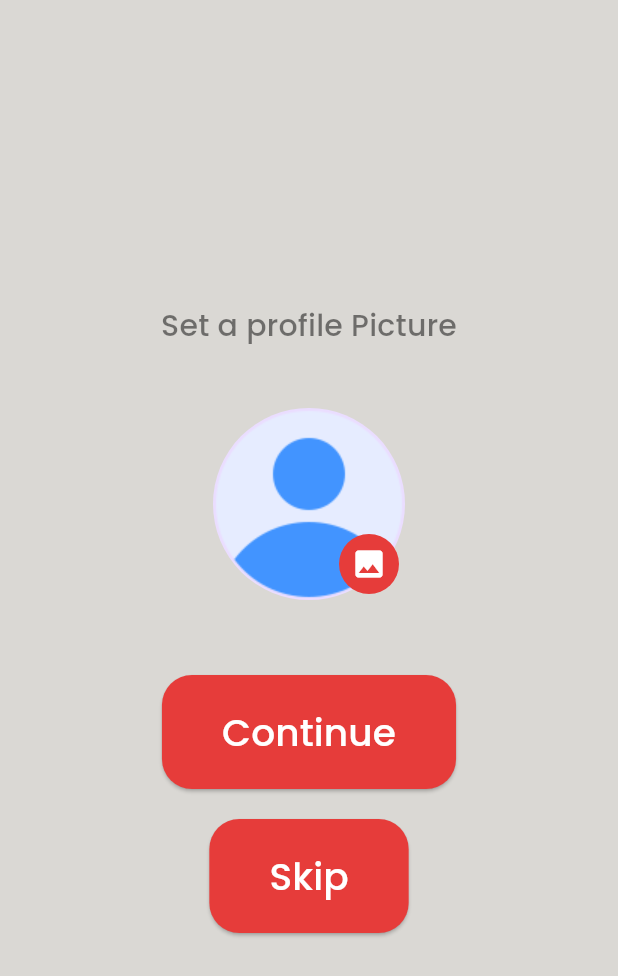
After one commit to OmarHisham2/Hedieaty, a Flutter app: the SignUpProfile screen opened directly, on a phone screen of 412 x 824 dp. The commit adds this screen. Shown: the top 976 px of the screen. Run offline on Flutter 3.47's test engine with Material 3 defaults, Android fonts, the phone set to English and light mode, and no system bars; our stand-ins replace cached_network_image, firebase_auth, firebase_core, google_fonts, image_picker, sqflite; accounts and stored records are empty; network calls fail.

```diff
--- a/lib/main.dart
+++ b/lib/main.dart
@@ -2,6 +2,7 @@ import 'package:firebase_core/firebase_core.dart';
 import 'package:flutter/material.dart';
 import 'package:hedieaty2/screens/Intro/login.dart';
 import 'package:hedieaty2/screens/Intro/sign_up.dart';
+import 'package:hedieaty2/screens/Intro/sign_up2.dart';
 import 'package:hedieaty2/screens/Intro/welcome_screen.dart';
 import 'package:hedieaty2/screens/add_new_gift.dart';
 import 'package:hedieaty2/screens/home_screen.dart';
@@ -54,6 +55,7 @@ class _MyAppState extends State<MyApp> {
         debugShowCheckedModeBanner: false,
         title: 'Hedieaty',
         routes: {
+          '/welcome': (context) => WelcomeScreen(),
           '/signup': (context) => RegisterScreen(),
           '/login': (context) => LoginScreen(),
           '/home': (context) => const HomeScreen(),
@@ -64,7 +66,7 @@ class _MyAppState extends State<MyApp> {
         theme: lightTheme,
         darkTheme: darkTheme,
         themeMode: ThemeMode.system,
-        home: const WelcomeScreen(),
+        home: const HomeScreen(),
       ),
     );
   }
--- /dev/null
+++ b/lib/screens/Intro/sign_up2.dart
@@ -0,0 +1,73 @@
+import 'dart:typed_data';
+
+import 'package:flutter/material.dart';
+import 'package:hedieaty2/utils/helper_widgets.dart';
+import 'package:image_picker/image_picker.dart';
+
+class SignUpProfile extends StatefulWidget {
+  const SignUpProfile({super.key});
+
+  @override
+  State<SignUpProfile> createState() => _SignUpProfileState();
+}
+
+class _SignUpProfileState extends State<SignUpProfile> {
+  Uint8List? _image;
+
+  void _selectImage() async {
+    Uint8List? img = await pickImage(ImageSource.gallery);
+    setState(() {
+      _image = img;
+    });
+  }
+
+  @override
+  Widget build(BuildContext context) {
+    return Scaffold(
+      body: Center(
+        child: Column(
+          mainAxisAlignment: MainAxisAlignment.center,
+          children: [
+            Text(
+              'Set a profile Picture',
+              style: Theme.of(context).textTheme.titleMedium,
+            ),
+            addVerticalSpace(40),
+            Container(
+              child: Stack(children: [
+                _image != null
+                    ? CircleAvatar(
+                        radius: 64,
+                        backgroundImage: MemoryImage(_image!),
+                      )
+                    : CircleAvatar(
+                        radius: 64,
+                        backgroundImage:
+                            AssetImage('assets/images/profile.png'),
+                      ),
+                Positioned(
+                  bottom: 0,
+                  left: 80,
+                  child: IconButton(
+                    onPressed: _selectImage,
+                    icon: Icon(Icons.image),
+                  ),
+                )
+              ]),
+            ),
+            addVerticalSpace(50),
+            ElevatedButton(
+              onPressed: () {},
+              child: Text('Continue'),
+            ),
+            addVerticalSpace(20),
+            ElevatedButton(
+              onPressed: () {},
+              child: Text('Skip'),
+            )
+          ],
+        ),
+      ),
+    );
+  }
+}
```
Also changed, not shown: lib/components/gift_item.dart (+18 -5 lines), lib/database/events_db.dart (added, +36 -0 lines), lib/database/friends_db.dart (added, +54 -0 lines), lib/database/gifts_db.dart (added, +46 -0 lines), lib/database/users_db.dart (+20 -9 lines), lib/screens/Intro/login.dart (+13 -2 lines), lib/screens/Intro/sign_up.dart (+22 -7 lines), lib/screens/add_new_event.dart (+24 -4 lines), lib/screens/add_new_gift.dart (+3 -6 lines), lib/screens/home_screen.dart (+11 -12 lines), lib/screens/profile_screen.dart (+7 -3 lines), lib/utils/helper_widgets.dart (+12 -0 lines), pubspec.yaml (+5 -2 lines), assets/images/imageFailed.png (added), 1 more files, 5 other files.
